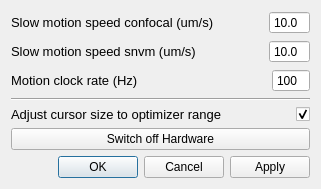
Qt form gui/snvm/ui_snvm_settings.ui (pikestefan/qudi_slab) before a commit.
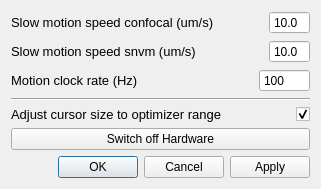
The same form after that commit.

Diff of the .ui file:
```diff
--- a/gui/snvm/ui_snvm_settings.ui
+++ b/gui/snvm/ui_snvm_settings.ui
@@ -116,7 +116,7 @@
         <enum>QAbstractSpinBox::NoButtons</enum>
        </property>
        <property name="maximum">
-        <number>1000</number>
+        <number>100000</number>
        </property>
        <property name="value">
         <number>100</number>
```
